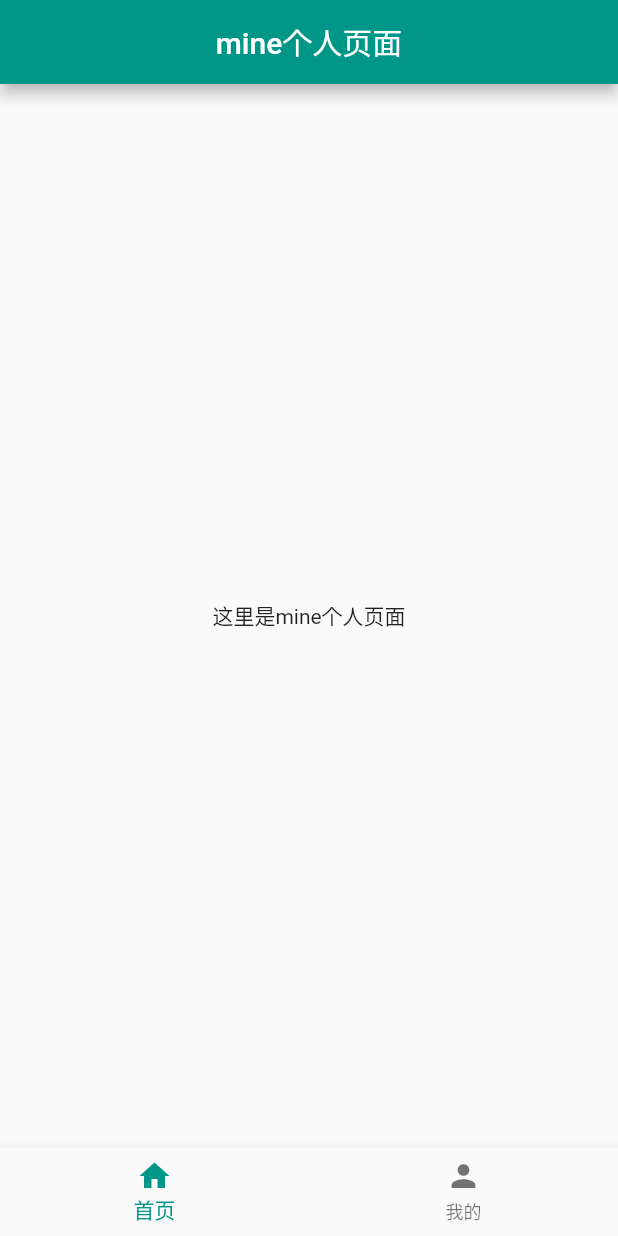
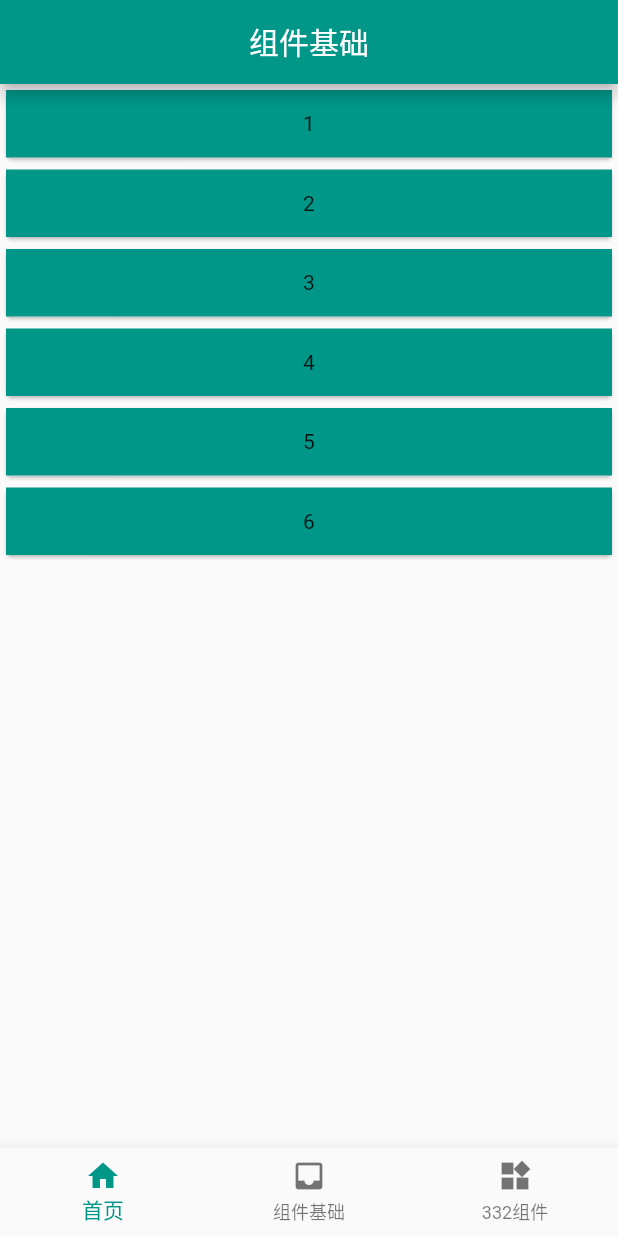
Before and after one commit to jwchan1996/Doinb, a Flutter app: the screen it shows after launch, swiped to page 2, on a phone screen of 412 x 824 dp. Run offline on Flutter 3.47's test engine with Material 2 defaults, Android fonts, the phone set to English and light mode, and no system bars; our stand-ins replace dio, flutter_spinkit; missing offline and left inert: flutter_flexible_toast, flutter_webrtc.

Commit message:
refactor(*): 规划模块

```diff
--- a/lib/app.dart
+++ b/lib/app.dart
@@ -1,6 +1,7 @@
 import 'package:flutter/material.dart';
 import 'package:doinb/pages/home_stack/home.dart';
-import 'package:doinb/pages/home_stack/mine.dart';
+import 'package:doinb/pages/home_stack/basic.dart';
+import 'package:doinb/pages/home_stack/widgets.dart';
 
 class App extends StatefulWidget {
   @override
@@ -8,7 +9,7 @@ class App extends StatefulWidget {
 }
 
 class _AppState extends State<App> {
-  final _pages = [HomePage(), MinePage()];
+  final _pages = [HomePage(), BasicPage(), WidgetsPage()];
 
   int _currentPageIndex = 0;
   final _pageController = PageController();
@@ -25,7 +26,7 @@ class _AppState extends State<App> {
   Widget build(BuildContext context) {
     return Scaffold(
       body: PageView.builder(
-        itemCount: 2,
+        itemCount: 3,
         controller: _pageController,
         itemBuilder: (context, index) => _pages[index],
         physics: NeverScrollableScrollPhysics(),
@@ -35,7 +36,9 @@ class _AppState extends State<App> {
             BottomNavigationBarItem(
                 icon: Icon(Icons.home), title: Text('首页')),
             BottomNavigationBarItem(
-                icon: Icon(Icons.person), title: Text('我的')),
+                icon: Icon(Icons.inbox), title: Text('组件基础')),
+            BottomNavigationBarItem(
+                icon: Icon(Icons.widgets), title: Text('332组件')),
           ],
           fixedColor: Colors.teal,
           currentIndex: _currentPageIndex,
--- /dev/null
+++ b/lib/pages/home_stack/basic.dart
@@ -0,0 +1,53 @@
+import 'package:flutter/material.dart';
+
+class BasicPage extends StatelessWidget {
+  @override
+  Widget build(BuildContext context) {
+    return Scaffold(
+      appBar: AppBar(title: Text('组件基础'), centerTitle: true),
+      body: Center(
+        child: Column(
+          mainAxisAlignment: MainAxisAlignment.start,
+          children: <Widget>[
+            _ListItem(title: '1',),
+            _ListItem(title: '2',),
+            _ListItem(title: '3',),
+            _ListItem(title: '4',),
+            _ListItem(title: '5',),
+            _ListItem(title: '6',),
+          ],
+        ),
+      ),
+    );
+  }
+}
+
+class _ListItem extends StatelessWidget {
+
+  final String title;
+
+  const _ListItem({Key key, this.title}) : super(key: key);
+  @override
+  Widget build(BuildContext context) {
+    final vpSize = MediaQuery.of(context).size;
+
+    return Card(
+      child: Container(
+        height: 45,
+        alignment: Alignment.center,
+        child: GestureDetector(
+          child: Container(
+            alignment: Alignment.center,
+            width: vpSize.width,
+            height: 45,
+            color: Colors.teal,
+            child: Text("$title"),
+          ),
+          onTap: () {
+            print(title);
+          },
+        )
+      ),
+    );
+  }
+}
--- a/lib/pages/home_stack/mine.dart
+++ b/lib/pages/home_stack/widgets.dart
@@ -1,16 +1,16 @@
 import 'package:flutter/material.dart';
 
-class MinePage extends StatelessWidget {
+class WidgetsPage extends StatelessWidget {
   @override
   Widget build(BuildContext context) {
     return Scaffold(
-      appBar: AppBar(title: Text('mine个人页面'), centerTitle: true),
+      appBar: AppBar(title: Text('332组件'), centerTitle: true),
       body: Center(
         child: Column(
           mainAxisAlignment: MainAxisAlignment.center,
           children: <Widget>[
             Text(
-              '这里是mine个人页面',
+              '332组件',
             ),
           ],
         ),
--- a/lib/router/router.dart
+++ b/lib/router/router.dart
@@ -2,7 +2,8 @@ import 'package:flutter/material.dart';
 import 'package:flutter/cupertino.dart';
 import 'package:doinb/app.dart';
 import 'package:doinb/pages/home_stack/home.dart';
-import 'package:doinb/pages/home_stack/mine.dart';
+import 'package:doinb/pages/home_stack/basic.dart';
+import 'package:doinb/pages/home_stack/widgets.dart';
 import 'package:doinb/pages/search.dart';
 import 'package:doinb/pages/github_user.dart';
 import 'package:doinb/pages/get_user_media.dart';
@@ -12,9 +13,12 @@ Route<dynamic> generateRoute(RouteSettings settings) {
   switch (settings.name) {
     case '/':
       return MaterialPageRoute(builder: (context) => HomePage());
-    case '/mine':
+    case '/basic':
       return MaterialPageRoute(
-          builder: (context) => MinePage());
+          builder: (context) => BasicPage());
+    case '/widgets':
+      return MaterialPageRoute(
+          builder: (context) => WidgetsPage());
     case '/search':
       //上下滑动切换
       return MaterialPageRoute(
```
Also changed, not shown: 1 other file.
